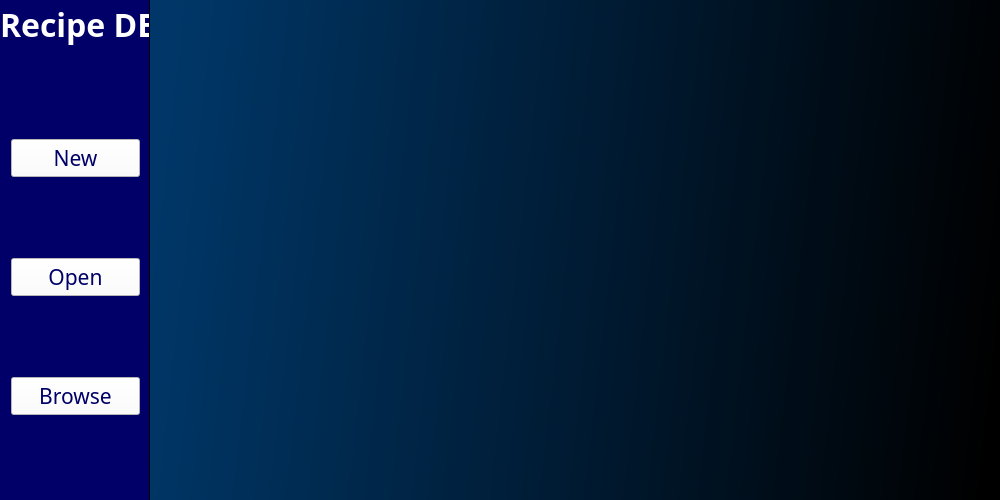
First picture: the form in gui/mainwindow.ui, repository andrewlalis/RecipeDB, before the edit.
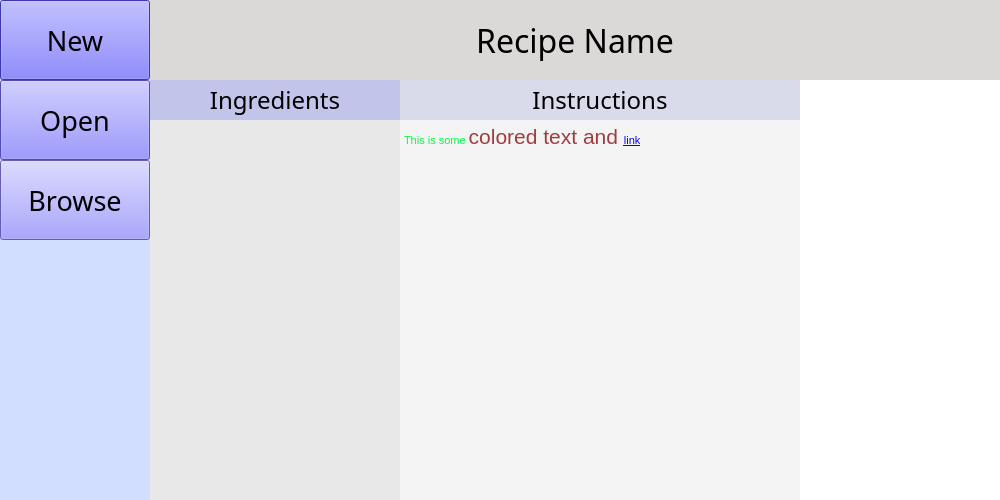
Second picture: the form after the edit.

Commit message: Improvements made to recipe objects.

```diff
--- a/gui/mainwindow.ui
+++ b/gui/mainwindow.ui
@@ -2,6 +2,9 @@
 <ui version="4.0">
  <class>MainWindow</class>
  <widget class="QMainWindow" name="MainWindow">
+  <property name="enabled">
+   <bool>true</bool>
+  </property>
   <property name="geometry">
    <rect>
     <x>0</x>
@@ -11,7 +14,7 @@
    </rect>
   </property>
   <property name="sizePolicy">
-   <sizepolicy hsizetype="Fixed" vsizetype="Fixed">
+   <sizepolicy hsizetype="Expanding" vsizetype="Expanding">
     <horstretch>0</horstretch>
     <verstretch>0</verstretch>
    </sizepolicy>
@@ -26,133 +29,139 @@
    <double>1.000000000000000</double>
   </property>
   <widget class="QWidget" name="mainWidget">
-   <widget class="QWidget" name="menuBarWidget" native="true">
-    <property name="geometry">
-     <rect>
-      <x>0</x>
-      <y>0</y>
-      <width>150</width>
-      <height>500</height>
-     </rect>
+   <layout class="QHBoxLayout" name="horizontalLayout_2">
+    <property name="spacing">
+     <number>0</number>
     </property>
-    <property name="autoFillBackground">
-     <bool>false</bool>
+    <property name="leftMargin">
+     <number>0</number>
     </property>
-    <property name="styleSheet">
-     <string notr="true">background-color: rgb(0, 0, 104)</string>
+    <property name="topMargin">
+     <number>0</number>
     </property>
-    <widget class="QLabel" name="title">
-     <property name="geometry">
-      <rect>
-       <x>0</x>
-       <y>-1</y>
-       <width>151</width>
-       <height>51</height>
-      </rect>
-     </property>
-     <property name="font">
-      <font>
-       <family>Source Sans Pro Light</family>
-       <pointsize>24</pointsize>
-       <weight>75</weight>
-       <bold>true</bold>
-      </font>
-     </property>
+    <property name="rightMargin">
+     <number>0</number>
+    </property>
+    <property name="bottomMargin">
+     <number>0</number>
+    </property>
+    <item alignment="Qt::AlignLeft">
+     <widget class="QWidget" name="menuPanelWidget" native="true">
+      <property name="sizePolicy">
+       <sizepolicy hsizetype="Fixed" vsizetype="Expanding">
+        <horstretch>0</horstretch>
+        <verstretch>0</verstretch>
+       </sizepolicy>
+      </property>
+      <property name="minimumSize">
+       <size>
+        <width>150</width>
+        <height>0</height>
+       </size>
+      </property>
      <property name="autoFillBackground">
       <bool>false</bool>
      </property>
      <property name="styleSheet">
-      <string notr="true">color: rgb(255, 255, 255);</string>
-     </property>
-     <property name="text">
-      <string>Recipe DB</string>
-     </property>
-     <property name="textFormat">
-      <enum>Qt::RichText</enum>
-     </property>
-     <property name="alignment">
-      <set>Qt::AlignCenter</set>
-     </property>
-    </widget>
-    <widget class="QWidget" name="">
-     <property name="geometry">
-      <rect>
-       <x>0</x>
-       <y>53</y>
-       <width>151</width>
-       <height>451</height>
-      </rect>
-     </property>
-     <layout class="QVBoxLayout" name="menuButtonLayout">
+       <string notr="true">background-color: rgb(210, 222, 255);</string>
+      </property>
+      <layout class="QVBoxLayout" name="menuPanel">
+       <property name="spacing">
+        <number>0</number>
+       </property>
+       <property name="leftMargin">
+        <number>0</number>
+       </property>
+       <property name="topMargin">
+        <number>0</number>
+       </property>
+       <property name="rightMargin">
+        <number>0</number>
+       </property>
+       <property name="bottomMargin">
+        <number>0</number>
+       </property>
+       <item alignment="Qt::AlignTop">
+        <widget class="QWidget" name="menuPanelButtons" native="true">
+         <layout class="QVBoxLayout" name="verticalLayout">
       <property name="spacing">
-       <number>6</number>
-      </property>
-      <property name="sizeConstraint">
-       <enum>QLayout::SetDefaultConstraint</enum>
-      </property>
-      <item>
-       <widget class="QPushButton" name="newRecipeButton">
+           <number>0</number>
+          </property>
+          <property name="leftMargin">
+           <number>0</number>
+          </property>
+          <property name="topMargin">
+           <number>0</number>
+          </property>
+          <property name="rightMargin">
+           <number>0</number>
+          </property>
+          <property name="bottomMargin">
+           <number>0</number>
+          </property>
+          <item alignment="Qt::AlignTop">
+           <widget class="QPushButton" name="newButton">
+            <property name="minimumSize">
+             <size>
+              <width>150</width>
+              <height>80</height>
+             </size>
+            </property>
         <property name="font">
          <font>
           <family>Source Sans Pro Light</family>
-          <pointsize>16</pointsize>
-         </font>
-        </property>
-        <property name="autoFillBackground">
-         <bool>false</bool>
-        </property>
+              <pointsize>20</pointsize>
+             </font>
+            </property>
         <property name="styleSheet">
-         <string notr="true">background-color: rgb(255, 255, 255);
-color: rgb(0, 0, 104);</string>
+             <string notr="true">background-color: rgb(83, 75, 255);</string>
         </property>
         <property name="text">
          <string>New</string>
         </property>
-        <property name="checkable">
-         <bool>false</bool>
-        </property>
-        <property name="autoDefault">
-         <bool>false</bool>
-        </property>
-        <property name="default">
-         <bool>false</bool>
-        </property>
         <property name="flat">
          <bool>false</bool>
         </property>
        </widget>
       </item>
-      <item>
-       <widget class="QPushButton" name="openRecipeButton">
+          <item alignment="Qt::AlignTop">
+           <widget class="QPushButton" name="openButton">
+            <property name="minimumSize">
+             <size>
+              <width>150</width>
+              <height>80</height>
+             </size>
+            </property>
         <property name="font">
          <font>
           <family>Source Sans Pro Light</family>
-          <pointsize>16</pointsize>
+              <pointsize>20</pointsize>
          </font>
         </property>
         <property name="styleSheet">
-         <string notr="true">background-color: rgb(255, 255, 255);
-color: rgb(0, 0, 104);</string>
+             <string notr="true">background-color: rgb(112, 105, 255);</string>
         </property>
         <property name="text">
          <string>Open</string>
         </property>
-        <property name="flat">
-         <bool>false</bool>
-        </property>
-       </widget>
-      </item>
-      <item>
+           </widget>
+          </item>
+          <item alignment="Qt::AlignTop">
        <widget class="QPushButton" name="browseButton">
+            <property name="minimumSize">
+             <size>
+              <width>150</width>
+              <height>80</height>
+             </size>
+            </property>
         <property name="font">
          <font>
           <family>Source Sans Pro Light</family>
-          <pointsize>16</pointsize>
+              <pointsize>20</pointsize>
          </font>
         </property>
         <property name="styleSheet">
-         <string notr="true">background-color: rgb(255, 255, 255);
-color: rgb(0, 0, 104);</string>
+             <string notr="true">background-color: rgb(137, 131, 255);</string>
         </property>
         <property name="text">
          <string>Browse</string>
@@ -161,42 +170,332 @@
       </item>
      </layout>
     </widget>
-   </widget>
-   <widget class="QScrollArea" name="scrollArea">
-    <property name="geometry">
-     <rect>
-      <x>149</x>
-      <y>-1</y>
-      <width>861</width>
-      <height>511</height>
-     </rect>
-    </property>
+       </item>
+      </layout>
+     </widget>
+    </item>
+    <item>
+     <widget class="QWidget" name="displayPanelWidget" native="true">
+      <property name="sizePolicy">
+       <sizepolicy hsizetype="Expanding" vsizetype="Expanding">
+        <horstretch>0</horstretch>
+        <verstretch>0</verstretch>
+       </sizepolicy>
+      </property>
+      <layout class="QVBoxLayout" name="displayPanel">
+       <property name="spacing">
+        <number>0</number>
+       </property>
+       <property name="leftMargin">
+        <number>0</number>
+       </property>
+       <property name="topMargin">
+        <number>0</number>
+       </property>
+       <property name="rightMargin">
+        <number>0</number>
+       </property>
+       <property name="bottomMargin">
+        <number>0</number>
+       </property>
+       <item alignment="Qt::AlignTop">
+        <widget class="QLabel" name="recipeNameLabel">
+         <property name="sizePolicy">
+          <sizepolicy hsizetype="Preferred" vsizetype="Fixed">
+           <horstretch>0</horstretch>
+           <verstretch>0</verstretch>
+          </sizepolicy>
+         </property>
+         <property name="minimumSize">
+          <size>
+           <width>0</width>
+           <height>80</height>
+          </size>
+         </property>
+         <property name="font">
+          <font>
+           <family>Source Sans Pro Light</family>
+           <pointsize>24</pointsize>
+          </font>
+         </property>
     <property name="styleSheet">
-     <string notr="true">background-color: qlineargradient(spread:pad, x1:0, y1:0.466, x2:1, y2:0.534, stop:0 rgba(0, 55, 104, 255), stop:1 rgba(0, 0, 0, 255));</string>
-    </property>
+          <string notr="true">background-color: rgb(219, 216, 216);</string>
+         </property>
+         <property name="text">
+          <string>Recipe Name</string>
+         </property>
+         <property name="alignment">
+          <set>Qt::AlignCenter</set>
+         </property>
+        </widget>
+       </item>
+       <item>
+        <widget class="QWidget" name="displayPanelContent" native="true">
+         <property name="sizePolicy">
+          <sizepolicy hsizetype="Preferred" vsizetype="Expanding">
+           <horstretch>0</horstretch>
+           <verstretch>0</verstretch>
+          </sizepolicy>
+         </property>
+         <layout class="QHBoxLayout" name="horizontalLayout">
+          <property name="spacing">
+           <number>0</number>
+          </property>
+          <property name="leftMargin">
+           <number>0</number>
+          </property>
+          <property name="topMargin">
+           <number>0</number>
+          </property>
+          <property name="rightMargin">
+           <number>0</number>
+          </property>
+          <property name="bottomMargin">
+           <number>0</number>
+          </property>
+          <item alignment="Qt::AlignLeft">
+           <widget class="QWidget" name="ingredientsPanel" native="true">
+            <property name="sizePolicy">
+             <sizepolicy hsizetype="Fixed" vsizetype="Expanding">
+              <horstretch>0</horstretch>
+              <verstretch>0</verstretch>
+             </sizepolicy>
+            </property>
+            <property name="maximumSize">
+             <size>
+              <width>250</width>
+              <height>16777215</height>
+             </size>
+            </property>
+            <layout class="QVBoxLayout" name="verticalLayout_2">
+             <property name="spacing">
+              <number>0</number>
+             </property>
+             <property name="leftMargin">
+              <number>0</number>
+             </property>
+             <property name="topMargin">
+              <number>0</number>
+             </property>
+             <property name="rightMargin">
+              <number>0</number>
+             </property>
+             <property name="bottomMargin">
+              <number>0</number>
+             </property>
+             <item>
+              <widget class="QLabel" name="ingredientsLabel">
+               <property name="sizePolicy">
+                <sizepolicy hsizetype="Preferred" vsizetype="Fixed">
+                 <horstretch>0</horstretch>
+                 <verstretch>0</verstretch>
+                </sizepolicy>
+               </property>
+               <property name="minimumSize">
+                <size>
+                 <width>0</width>
+                 <height>40</height>
+                </size>
+               </property>
+               <property name="font">
+                <font>
+                 <family>Source Sans Pro Light</family>
+                 <pointsize>18</pointsize>
+                </font>
+               </property>
+               <property name="styleSheet">
+                <string notr="true">background-color: rgb(194, 196, 233);</string>
+               </property>
+               <property name="text">
+                <string>Ingredients</string>
+               </property>
+               <property name="alignment">
+                <set>Qt::AlignCenter</set>
+               </property>
+              </widget>
+             </item>
+             <item>
+              <widget class="QListView" name="listView">
+               <property name="sizePolicy">
+                <sizepolicy hsizetype="Minimum" vsizetype="Expanding">
+                 <horstretch>0</horstretch>
+                 <verstretch>0</verstretch>
+                </sizepolicy>
+               </property>
+               <property name="font">
+                <font>
+                 <family>Source Sans Pro Light</family>
+                 <pointsize>16</pointsize>
+                </font>
+               </property>
+               <property name="styleSheet">
+                <string notr="true">background-color: rgb(232, 232, 232);</string>
+               </property>
+               <property name="frameShape">
+                <enum>QFrame::NoFrame</enum>
+               </property>
     <property name="frameShadow">
      <enum>QFrame::Plain</enum>
     </property>
     <property name="lineWidth">
      <number>0</number>
     </property>
-    <property name="verticalScrollBarPolicy">
-     <enum>Qt::ScrollBarAsNeeded</enum>
-    </property>
-    <property name="widgetResizable">
-     <bool>false</bool>
-    </property>
-    <widget class="QWidget" name="scrollAreaWidgetContents">
-     <property name="geometry">
-      <rect>
-       <x>0</x>
-       <y>0</y>
-       <width>859</width>
-       <height>509</height>
-      </rect>
-     </property>
-    </widget>
-   </widget>
+               <property name="horizontalScrollBarPolicy">
+                <enum>Qt::ScrollBarAlwaysOff</enum>
+               </property>
+               <property name="isWrapping" stdset="0">
+                <bool>true</bool>
+               </property>
+               <property name="layoutMode">
+                <enum>QListView::SinglePass</enum>
+               </property>
+               <property name="wordWrap">
+                <bool>true</bool>
+               </property>
+              </widget>
+             </item>
+            </layout>
+           </widget>
+          </item>
+          <item>
+           <widget class="QWidget" name="instructionsPanel" native="true">
+            <property name="sizePolicy">
+             <sizepolicy hsizetype="Expanding" vsizetype="Expanding">
+              <horstretch>0</horstretch>
+              <verstretch>0</verstretch>
+             </sizepolicy>
+            </property>
+            <layout class="QVBoxLayout" name="verticalLayout_3">
+             <property name="spacing">
+              <number>0</number>
+             </property>
+             <property name="leftMargin">
+              <number>0</number>
+             </property>
+             <property name="topMargin">
+              <number>0</number>
+             </property>
+             <property name="rightMargin">
+              <number>0</number>
+             </property>
+             <property name="bottomMargin">
+              <number>0</number>
+             </property>
+             <item alignment="Qt::AlignTop">
+              <widget class="QLabel" name="instructionsLabel">
+               <property name="sizePolicy">
+                <sizepolicy hsizetype="Preferred" vsizetype="Fixed">
+                 <horstretch>0</horstretch>
+                 <verstretch>0</verstretch>
+                </sizepolicy>
+               </property>
+               <property name="minimumSize">
+                <size>
+                 <width>0</width>
+                 <height>40</height>
+                </size>
+               </property>
+               <property name="font">
+                <font>
+                 <family>Source Sans Pro Light</family>
+                 <pointsize>18</pointsize>
+                </font>
+               </property>
+               <property name="styleSheet">
+                <string notr="true">background-color: rgb(218, 219, 234);</string>
+               </property>
+               <property name="text">
+                <string>Instructions</string>
+               </property>
+               <property name="alignment">
+                <set>Qt::AlignCenter</set>
+               </property>
+              </widget>
+             </item>
+             <item>
+              <widget class="QTextEdit" name="instructionsTextEdit">
+               <property name="styleSheet">
+                <string notr="true">background-color: rgb(244, 244, 244);</string>
+               </property>
+               <property name="frameShape">
+                <enum>QFrame::NoFrame</enum>
+               </property>
+               <property name="frameShadow">
+                <enum>QFrame::Plain</enum>
+               </property>
+               <property name="lineWidth">
+                <number>0</number>
+               </property>
+               <property name="horizontalScrollBarPolicy">
+                <enum>Qt::ScrollBarAlwaysOff</enum>
+               </property>
+               <property name="sizeAdjustPolicy">
+                <enum>QAbstractScrollArea::AdjustToContents</enum>
+               </property>
+               <property name="lineWrapMode">
+                <enum>QTextEdit::WidgetWidth</enum>
+               </property>
+               <property name="readOnly">
+                <bool>true</bool>
+               </property>
+               <property name="html">
+                <string>&lt;!DOCTYPE HTML PUBLIC &quot;-//W3C//DTD HTML 4.0//EN&quot; &quot;http://www.w3.org/TR/REC-html40/strict.dtd&quot;&gt;
+&lt;html&gt;&lt;head&gt;&lt;meta name=&quot;qrichtext&quot; content=&quot;1&quot; /&gt;&lt;style type=&quot;text/css&quot;&gt;
+p, li { white-space: pre-wrap; }
+&lt;/style&gt;&lt;/head&gt;&lt;body style=&quot; font-family:'MS Shell Dlg 2'; font-size:8.25pt; font-weight:400; font-style:normal;&quot;&gt;
+&lt;p style=&quot; margin-top:0px; margin-bottom:0px; margin-left:0px; margin-right:0px; -qt-block-indent:0; text-indent:0px;&quot;&gt;&lt;span style=&quot; color:#00ff40;&quot;&gt;This is some &lt;/span&gt;&lt;span style=&quot; font-size:16pt; color:#a33c3e;&quot;&gt;colored text and &lt;/span&gt;&lt;a href=&quot;https://www.google.com&quot;&gt;&lt;span style=&quot; font-size:8pt; text-decoration: underline; color:#0000ff;&quot;&gt;link&lt;/span&gt;&lt;/a&gt;&lt;/p&gt;&lt;/body&gt;&lt;/html&gt;</string>
+               </property>
+               <property name="textInteractionFlags">
+                <set>Qt::LinksAccessibleByMouse</set>
+               </property>
+              </widget>
+             </item>
+            </layout>
+           </widget>
+          </item>
+          <item alignment="Qt::AlignRight">
+           <widget class="QWidget" name="imagePanelWidget" native="true">
+            <property name="sizePolicy">
+             <sizepolicy hsizetype="Preferred" vsizetype="Expanding">
+              <horstretch>0</horstretch>
+              <verstretch>0</verstretch>
+             </sizepolicy>
+            </property>
+            <property name="minimumSize">
+             <size>
+              <width>200</width>
+              <height>0</height>
+             </size>
+            </property>
+            <property name="styleSheet">
+             <string notr="true">background-color: rgb(255, 255, 255);</string>
+            </property>
+            <layout class="QVBoxLayout" name="imagePanel">
+             <property name="spacing">
+              <number>0</number>
+             </property>
+             <property name="leftMargin">
+              <number>0</number>
+             </property>
+             <property name="topMargin">
+              <number>0</number>
+             </property>
+             <property name="rightMargin">
+              <number>0</number>
+             </property>
+             <property name="bottomMargin">
+              <number>0</number>
+             </property>
+            </layout>
+           </widget>
+          </item>
+         </layout>
+        </widget>
+       </item>
+      </layout>
+     </widget>
+    </item>
+   </layout>
   </widget>
  </widget>
  <layoutdefault spacing="6" margin="11"/>
```
Lines whose indentation alone changed are shown as unchanged. The commit also changes 10 other files.
